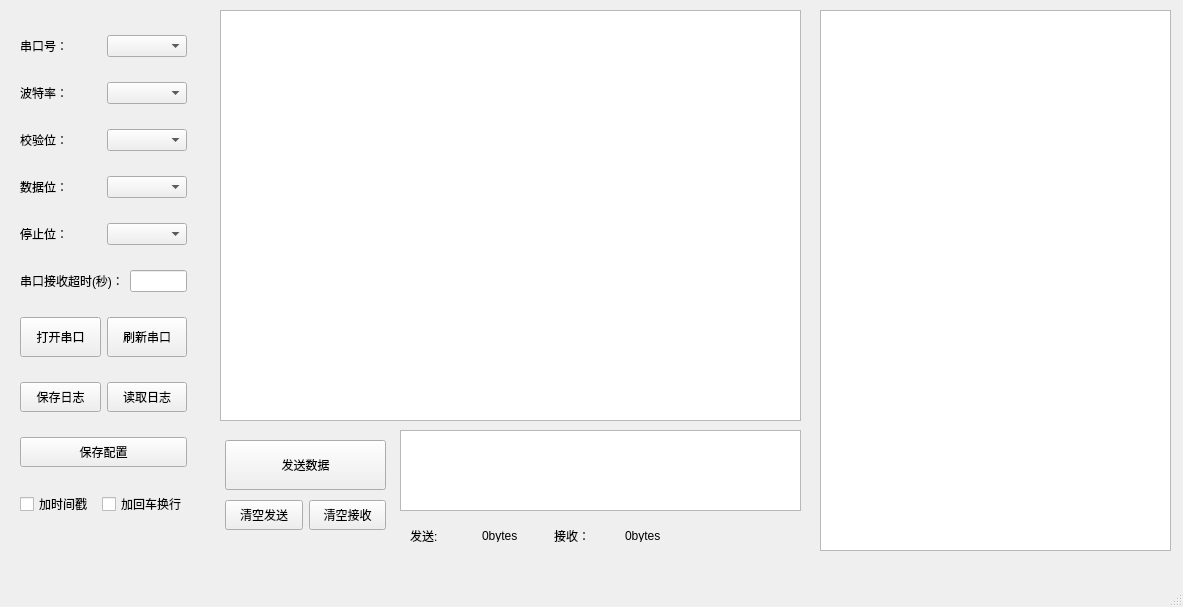
Before: the Qt Designer form UartTool/mainwindow.ui in zhangfls/QT_UartAnalysisTool, drawn with Qt 5.
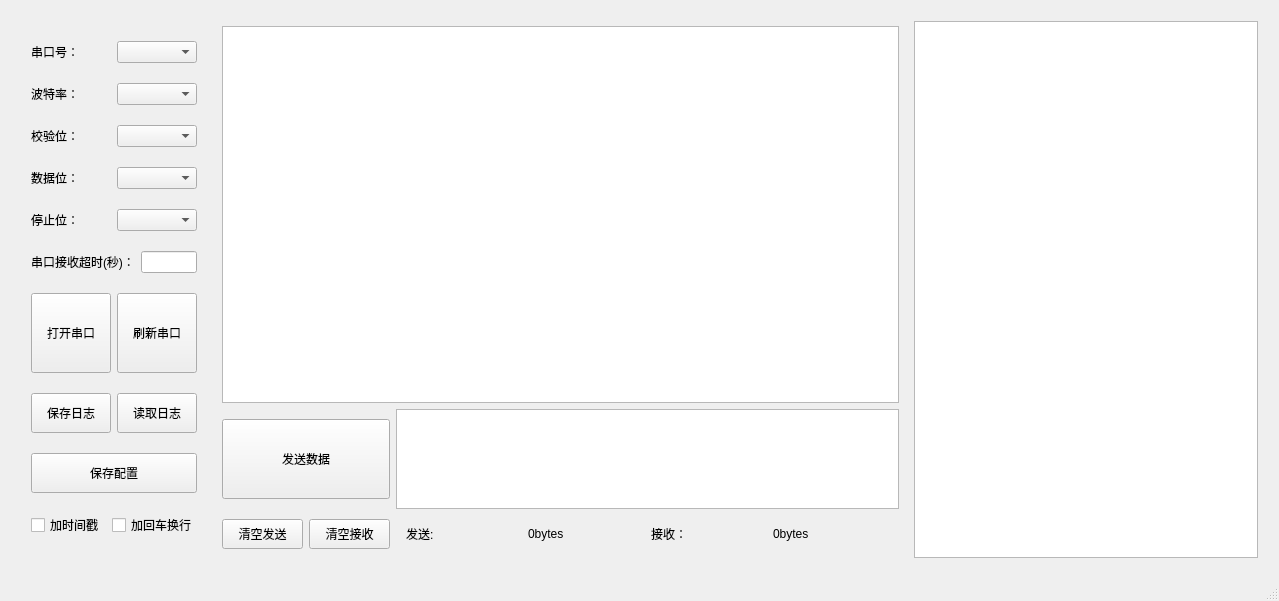
After: the same form once the commit is applied.

The edit to the form file:
```diff
--- a/UartTool/mainwindow.ui
+++ b/UartTool/mainwindow.ui
@@ -6,34 +6,20 @@
    <rect>
     <x>0</x>
     <y>0</y>
-    <width>1183</width>
-    <height>607</height>
+    <width>1279</width>
+    <height>601</height>
    </rect>
   </property>
   <property name="windowTitle">
    <string>串口调试助手</string>
   </property>
   <widget class="QWidget" name="centralWidget">
-   <widget class="QPlainTextEdit" name="uartWritePlain">
-    <property name="geometry">
-     <rect>
-      <x>400</x>
-      <y>430</y>
-      <width>401</width>
-      <height>81</height>
-     </rect>
-    </property>
-   </widget>
-   <widget class="QWidget" name="horizontalLayoutWidget_7">
-    <property name="geometry">
-     <rect>
-      <x>400</x>
-      <y>520</y>
-      <width>301</width>
-      <height>32</height>
-     </rect>
-    </property>
-    <layout class="QHBoxLayout" name="horizontalLayout_7">
+   <layout class="QGridLayout" name="gridLayout">
+    <item row="0" column="0">
+     <layout class="QHBoxLayout" name="horizontalLayout_12" stretch="1,6,3">
+      <property name="spacing">
+       <number>10</number>
+      </property>
      <property name="leftMargin">
       <number>10</number>
      </property>
@@ -47,60 +33,9 @@
       <number>10</number>
      </property>
      <item>
-      <widget class="QLabel" name="label_8">
-       <property name="text">
-        <string>发送:</string>
-       </property>
-      </widget>
-     </item>
-     <item>
-      <widget class="QLabel" name="TXLenLabel">
-       <property name="text">
-        <string>0bytes</string>
-       </property>
-      </widget>
-     </item>
-     <item>
-      <widget class="QLabel" name="label_10">
-       <property name="text">
-        <string>接收：</string>
-       </property>
-      </widget>
-     </item>
-     <item>
-      <widget class="QLabel" name="RXLenLabel">
-       <property name="text">
-        <string>0bytes</string>
-       </property>
-      </widget>
-     </item>
-    </layout>
-   </widget>
-   <widget class="QPlainTextEdit" name="uartReadPlain">
-    <property name="geometry">
-     <rect>
-      <x>220</x>
-      <y>10</y>
-      <width>581</width>
-      <height>411</height>
-     </rect>
-    </property>
-    <property name="backgroundVisible">
-     <bool>false</bool>
-    </property>
-   </widget>
-   <widget class="QWidget" name="verticalLayoutWidget">
-    <property name="geometry">
-     <rect>
-      <x>10</x>
-      <y>20</y>
-      <width>187</width>
-      <height>521</height>
-     </rect>
-    </property>
-    <layout class="QVBoxLayout" name="verticalLayout">
+       <layout class="QVBoxLayout" name="verticalLayout" stretch="1,1,1,1,1,1,3,2,2,1">
      <property name="spacing">
-      <number>20</number>
+         <number>10</number>
      </property>
      <property name="sizeConstraint">
       <enum>QLayout::SetDefaultConstraint</enum>
@@ -197,7 +132,14 @@
         </widget>
        </item>
        <item>
-        <widget class="QLineEdit" name="overTimeRecEdit"/>
+           <widget class="QLineEdit" name="overTimeRecEdit">
+            <property name="sizePolicy">
+             <sizepolicy hsizetype="Expanding" vsizetype="Fixed">
+              <horstretch>0</horstretch>
+              <verstretch>0</verstretch>
+             </sizepolicy>
+            </property>
+           </widget>
        </item>
       </layout>
      </item>
@@ -205,10 +147,16 @@
       <layout class="QHBoxLayout" name="horizontalLayout_10">
        <item>
         <widget class="QPushButton" name="openSerialButton">
+            <property name="sizePolicy">
+             <sizepolicy hsizetype="Minimum" vsizetype="Fixed">
+              <horstretch>0</horstretch>
+              <verstretch>0</verstretch>
+             </sizepolicy>
+            </property>
          <property name="minimumSize">
           <size>
            <width>0</width>
-           <height>40</height>
+              <height>80</height>
           </size>
          </property>
          <property name="text">
@@ -218,10 +166,16 @@
        </item>
        <item>
         <widget class="QPushButton" name="refreshPortButton">
+            <property name="sizePolicy">
+             <sizepolicy hsizetype="Minimum" vsizetype="Fixed">
+              <horstretch>0</horstretch>
+              <verstretch>0</verstretch>
+             </sizepolicy>
+            </property>
          <property name="minimumSize">
           <size>
            <width>0</width>
-           <height>40</height>
+              <height>80</height>
           </size>
          </property>
          <property name="text">
@@ -235,10 +189,16 @@
       <layout class="QHBoxLayout" name="horizontalLayout_8">
        <item>
         <widget class="QPushButton" name="saveDataButton">
+            <property name="sizePolicy">
+             <sizepolicy hsizetype="Minimum" vsizetype="Fixed">
+              <horstretch>0</horstretch>
+              <verstretch>0</verstretch>
+             </sizepolicy>
+            </property>
          <property name="minimumSize">
           <size>
            <width>0</width>
-           <height>30</height>
+              <height>40</height>
           </size>
          </property>
          <property name="text">
@@ -248,10 +208,16 @@
        </item>
        <item>
         <widget class="QPushButton" name="readLogButton">
+            <property name="sizePolicy">
+             <sizepolicy hsizetype="Minimum" vsizetype="Fixed">
+              <horstretch>0</horstretch>
+              <verstretch>0</verstretch>
+             </sizepolicy>
+            </property>
          <property name="minimumSize">
           <size>
            <width>0</width>
-           <height>30</height>
+              <height>40</height>
           </size>
          </property>
          <property name="text">
@@ -263,10 +229,16 @@
      </item>
      <item>
       <widget class="QPushButton" name="paramSaveButton">
+          <property name="sizePolicy">
+           <sizepolicy hsizetype="Minimum" vsizetype="Fixed">
+            <horstretch>0</horstretch>
+            <verstretch>0</verstretch>
+           </sizepolicy>
+          </property>
        <property name="minimumSize">
         <size>
          <width>0</width>
-         <height>30</height>
+            <height>40</height>
         </size>
        </property>
        <property name="text">
@@ -293,17 +265,9 @@
       </layout>
      </item>
     </layout>
-   </widget>
-   <widget class="QWidget" name="gridLayoutWidget">
-    <property name="geometry">
-     <rect>
-      <x>220</x>
-      <y>430</y>
-      <width>171</width>
-      <height>111</height>
-     </rect>
-    </property>
-    <layout class="QGridLayout" name="gridLayout">
+      </item>
+      <item>
+       <layout class="QGridLayout" name="gridLayout_3" rowstretch="9,3,1" columnstretch="1,3">
      <property name="leftMargin">
       <number>5</number>
      </property>
@@ -316,10 +280,7 @@
      <property name="bottomMargin">
       <number>5</number>
      </property>
-     <property name="spacing">
-      <number>5</number>
-     </property>
-     <item row="3" column="0">
+        <item row="2" column="0">
       <layout class="QHBoxLayout" name="horizontalLayout_11">
        <item>
         <widget class="QPushButton" name="clearSendButton">
@@ -349,12 +310,28 @@
        </item>
       </layout>
      </item>
-     <item row="2" column="0">
+        <item row="0" column="0" colspan="2">
+         <widget class="QPlainTextEdit" name="uartReadPlain">
+          <property name="sizePolicy">
+           <sizepolicy hsizetype="Expanding" vsizetype="Expanding">
+            <horstretch>0</horstretch>
+            <verstretch>0</verstretch>
+           </sizepolicy>
+          </property>
+          <property name="sizeAdjustPolicy">
+           <enum>QAbstractScrollArea::AdjustIgnored</enum>
+          </property>
+          <property name="backgroundVisible">
+           <bool>false</bool>
+          </property>
+         </widget>
+        </item>
+        <item row="1" column="0">
       <widget class="QPushButton" name="sendDataButton">
        <property name="minimumSize">
         <size>
-         <width>0</width>
-         <height>50</height>
+            <width>80</width>
+            <height>80</height>
         </size>
        </property>
        <property name="text">
@@ -362,24 +339,75 @@
        </property>
       </widget>
      </item>
-    </layout>
-   </widget>
+        <item row="1" column="1">
+         <widget class="QPlainTextEdit" name="uartWritePlain">
+          <property name="maximumSize">
+           <size>
+            <width>16777215</width>
+            <height>100</height>
+           </size>
+          </property>
+         </widget>
+        </item>
+        <item row="2" column="1">
+         <layout class="QHBoxLayout" name="horizontalLayout_7">
+          <property name="leftMargin">
+           <number>10</number>
+          </property>
+          <property name="topMargin">
+           <number>10</number>
+          </property>
+          <property name="rightMargin">
+           <number>10</number>
+          </property>
+          <property name="bottomMargin">
+           <number>10</number>
+          </property>
+          <item>
+           <widget class="QLabel" name="label_8">
+            <property name="text">
+             <string>发送:</string>
+            </property>
+           </widget>
+          </item>
+          <item>
+           <widget class="QLabel" name="TXLenLabel">
+            <property name="text">
+             <string>0bytes</string>
+            </property>
+           </widget>
+          </item>
+          <item>
+           <widget class="QLabel" name="label_10">
+            <property name="text">
+             <string>接收：</string>
+            </property>
+           </widget>
+          </item>
+          <item>
+           <widget class="QLabel" name="RXLenLabel">
+            <property name="text">
+             <string>0bytes</string>
+            </property>
+           </widget>
+          </item>
+         </layout>
+        </item>
+       </layout>
+      </item>
+      <item>
    <widget class="QTableWidget" name="tableWidget">
-    <property name="geometry">
-     <rect>
-      <x>820</x>
-      <y>10</y>
-      <width>351</width>
-      <height>541</height>
-     </rect>
-    </property>
     <property name="minimumSize">
      <size>
-      <width>200</width>
+          <width>0</width>
       <height>0</height>
      </size>
     </property>
    </widget>
+      </item>
+     </layout>
+    </item>
+   </layout>
   </widget>
   <widget class="QStatusBar" name="statusBar"/>
   <widget class="QMenuBar" name="menuBar">
```
Left out of the diff: 2 changed lines with no effect on the pictures. Lines whose indentation alone changed are shown as unchanged.
